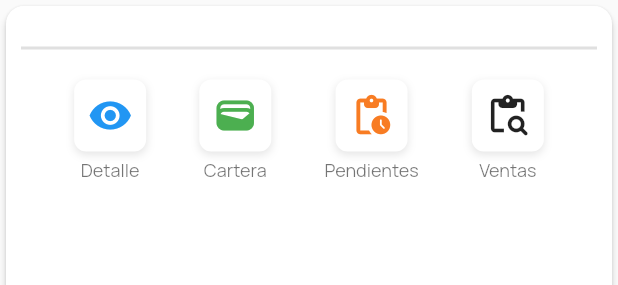
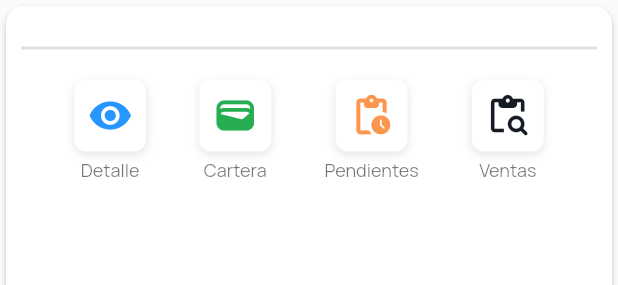
Before and after one commit to devHenao/VendedoresApp_Clean_Arquitecture, a Flutter app: the ClientCard widget shown alone on an empty page, opened directly with empty values, on a phone screen of 412 x 824 dp. Shown: the top 285 px of the screen. Run offline on Flutter 3.47's test engine with Material 3 defaults, Android fonts, the phone set to English and light mode, and no system bars; our stand-ins replace auto_size_text, bloc, dartz, dio, dropdown_button2, easy_debounce and 15 more; missing offline and left inert: json_path, mime_type; accounts and stored records are empty.

Commit message:
Selected card

```diff
--- a/lib/modules/clients/presentation/widgets/client_card.dart
+++ b/lib/modules/clients/presentation/widgets/client_card.dart
@@ -1,31 +1,41 @@
 import 'package:flutter/material.dart';
 import 'package:app_vendedores/modules/clients/domain/entities/client.dart';
+import 'package:app_vendedores/core/theme/theme.dart';
 
 class ClientCard extends StatelessWidget {
   final Client client;
+  final bool isSelected;
   final VoidCallback? onViewDetails;
   final VoidCallback? onViewWallet;
   final VoidCallback? onViewPending;
   final VoidCallback? onViewSales;
+  final ValueChanged<Client>? onSelected;
 
   const ClientCard({
     super.key,
     required this.client,
+    this.isSelected = false,
     this.onViewDetails,
     this.onViewWallet,
     this.onViewPending,
     this.onViewSales,
+    this.onSelected,
   });
 
   @override
   Widget build(BuildContext context) {
+    final theme = GlobalTheme.of(context);
+
     return Card(
       clipBehavior: Clip.antiAliasWithSaveLayer,
-      color: Theme.of(context).cardColor,
+      color: isSelected ? theme.alternate : theme.secondaryBackground,
       elevation: 2.0,
       shape: RoundedRectangleBorder(
         borderRadius: BorderRadius.circular(12.0),
       ),
+      child: InkWell(
+        onTap: onSelected != null ? () => onSelected!(client) : null,
+        borderRadius: BorderRadius.circular(12.0),
         child: Padding(
           padding: const EdgeInsets.all(10.0),
           child: Row(
@@ -65,13 +75,16 @@ class ClientCard extends StatelessWidget {
                       ),
                     const Divider(thickness: 2.0),
                     _buildActionButtons(context),
-                ].map((e) => Padding(
+                  ]
+                      .map((e) => Padding(
                             padding: const EdgeInsets.only(bottom: 5.0),
                             child: e,
-                )).toList(),
+                          ))
+                      .toList(),
                 ),
               ),
             ],
+          ),
         ),
       ),
     );
@@ -144,6 +157,7 @@ class ClientCard extends StatelessWidget {
   }
 
   Widget _buildActionButtons(BuildContext context) {
+    final theme = GlobalTheme.of(context);
     return Container(
       padding: const EdgeInsets.symmetric(vertical: 8.0),
       child: Row(
@@ -153,28 +167,28 @@ class ClientCard extends StatelessWidget {
             context: context,
             icon: Icons.remove_red_eye_rounded,
             label: 'Detalle',
-            color: Theme.of(context).primaryColor,
+            color: theme.primary,
             onPressed: onViewDetails,
           ),
           _buildActionButton(
             context: context,
             icon: Icons.wallet,
             label: 'Cartera',
-            color: Colors.green,
+            color: theme.success,
             onPressed: onViewWallet,
           ),
           _buildActionButton(
             context: context,
             icon: Icons.pending_actions_rounded,
             label: 'Pendientes',
-            color: const Color(0xFFF87C23),
+            color: theme.warning,
             onPressed: onViewPending,
           ),
           _buildActionButton(
             context: context,
             icon: Icons.content_paste_search_rounded,
             label: 'Ventas',
-            color: Theme.of(context).textTheme.bodyLarge?.color ?? Colors.grey,
+            color: theme.primaryText,
             onPressed: onViewSales,
           ),
         ],
```
Also changed, not shown: lib/modules/clients/presentation/widgets/client_view.dart (+18 -1 lines). Lines whose indentation alone changed are shown as unchanged.
